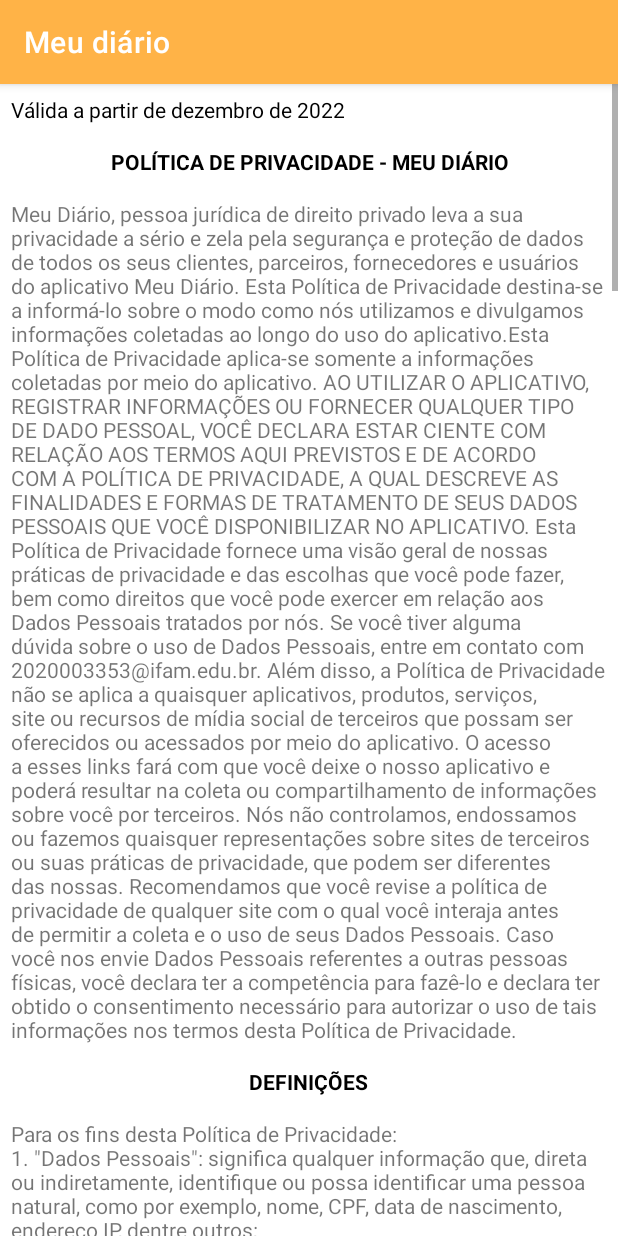
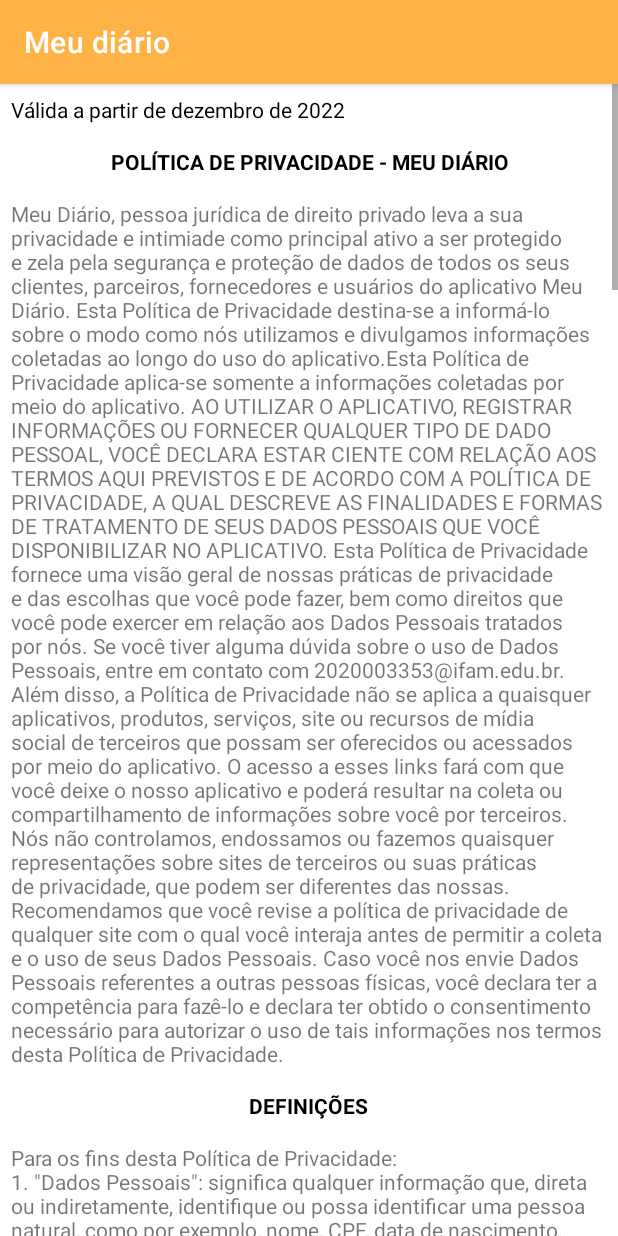
Before and after one commit to DiegoAlejandro132/Diario_digital_criptografado, an Android app: the PoliticaDePrivacidadeActivity screen opened directly, with no data from a screen before it, on a phone screen of 412 x 824 dp. Run offline under Robolectric (Android 15) with nearby library versions, the phone set to English and light mode, and no system bars.

Commit message:
atualizações gramaticais

```diff
--- a/app/src/main/java/tcc/com/diario_digital_criptografado/MainActivity.kt
+++ b/app/src/main/java/tcc/com/diario_digital_criptografado/MainActivity.kt
@@ -77,7 +77,7 @@
                                 }else{
                                     progressive_login.visibility = View.GONE
                                     linear_layout_conteudo_login.isVisible = true
-                                    Toast.makeText(this, "É necessario confirmar a conta no email antes de realizar o login", Toast.LENGTH_SHORT).show()
+                                    Toast.makeText(this, "É necessario confirmar a conta no e-mail antes de realizar o login", Toast.LENGTH_SHORT).show()
                                 }
                             }else{
                                 try {
@@ -103,7 +103,7 @@
                     }else{
                         progressive_login.visibility = View.GONE
                         linear_layout_conteudo_login.isVisible = true
-                        Toast.makeText(this@MainActivity, "Insira o email e senha para poder entrar!", Toast.LENGTH_LONG).show()
+                        Toast.makeText(this@MainActivity, "Insira o e-mail e senha para poder entrar!", Toast.LENGTH_LONG).show()
                     }
                 }else{
                     Snackbar.make(btn_ir_cadastro, "Verifique a conexão com a internet", Snackbar.LENGTH_LONG).show()
--- a/app/src/main/java/tcc/com/diario_digital_criptografado/PoliticaDePrivacidadeActivity.kt
+++ b/app/src/main/java/tcc/com/diario_digital_criptografado/PoliticaDePrivacidadeActivity.kt
@@ -13,8 +13,8 @@
             finish()
         }
 
-        val inicio = "Meu Diário, pessoa jurídica de direito privado leva a sua privacidade a " +
-                "sério e zela pela segurança e proteção de dados de todos os seus clientes, parceiros, " +
+        val inicio = "Meu Diário, pessoa jurídica de direito privado leva a sua privacidade e intimiade " +
+                "como principal ativo a ser protegido e zela pela segurança e proteção de dados de todos os seus clientes, parceiros, " +
                 "fornecedores e usuários do aplicativo Meu Diário. " +
                 "Esta Política de Privacidade destina-se a informá-lo sobre o modo como nós utilizamos e " +
                 "divulgamos informações coletadas ao longo do uso do aplicativo.Esta Política de " +
@@ -66,7 +66,7 @@
                 "ou corrigir as informações que temos sobre você;\n3. Para um psicólogo poder identificar " +
                 "seus pacientes;\n4. Para personalizar sua experiência de uso no aplicativo;\n5. Para " +
                 "tornar possível o conhecimento mútuo dos dados entre um psicólogo e um paciente, " +
-                "com o objetivo de garantir um para o outro que são quem dizem ser;\n6. Para entrarmos " +
+                "com o objetivo de garantir para ambos que são quem dizem ser;\n6. Para entrarmos " +
                 "em contato por um número de telefone e/ou endereço de e-mail fornecido. Podemos entrar " +
                 "em contato com você pessoalmente, por mensagem de voz, através de equipamentos de " +
                 "discagem automática, por mensagens de texto (SMS), por e-mail, ou por qualquer outro " +
@@ -118,7 +118,7 @@
                 "esses mesmos dados continuarão sendo compartilhados até o momento em que a relação " +
                 "psicólogo-paciente seja desfeita no aplicativo.\nOs dados do usuário do diário que " +
                 "serão compartilhados com um psicólogo autorizado pelo usuário são o nome, telefone " +
-                "e email para identificação e contato e a avaliação geral, sentimentos bons e ruins " +
+                "e e-mail para identificação e contato, e os topicos avaliação geral, sentimentos bons e ruins " +
                 "referentes a dias preenchidos pelo usuário do diário com o objetivo de auxiliar o " +
                 "psicólogo em um possível acompanhamento psicológico.\n"
 
@@ -179,7 +179,7 @@
                 "texto no aplicativo, com a data de revisão atualizada. Podemos alterar esta Política " +
                 "de Privacidade a qualquer momento. Caso haja alteração significativa nos termos desta " +
                 "Política de Privacidade, podemos informá-lo por meio das informações de contato que " +
-                "tivermos em nosso banco de dados ou por meio de notificação em nossa loja.\n" +
+                "tivermos em nosso banco de dados ou por meio de notificação em nosso aplicativo.\n" +
                 "Recordamos que nós temos como compromisso não tratar os seus Dados Pessoais de forma " +
                 "incompatível com os objetivos descritos acima, exceto se de outra forma requerido por " +
                 "lei ou ordem judicial.\n" +
--- a/app/src/main/java/tcc/com/diario_digital_criptografado/RedefinirSenhaActivity.kt
+++ b/app/src/main/java/tcc/com/diario_digital_criptografado/RedefinirSenhaActivity.kt
@@ -25,14 +25,14 @@
                 if(validateEmail()){
                     auth.sendPasswordResetEmail(txt_email_redefinir.text.toString()).addOnCompleteListener { task ->
                         if (task.isSuccessful) {
-                            Toast.makeText(this@RedefinirSenhaActivity, "Caso o email possua cadastro, será enviado um email de redefinição de senha", Toast.LENGTH_LONG).show()
+                            Toast.makeText(this@RedefinirSenhaActivity, "Caso o e-mail possua cadastro, será enviado um e-mail de redefinição de senha", Toast.LENGTH_LONG).show()
                         } else {
                             Toast.makeText(this@RedefinirSenhaActivity, "Falha no processo", Toast.LENGTH_LONG).show()
 
                         }
                     }
                 }else{
-                    Toast.makeText(this@RedefinirSenhaActivity, "Você precisa inserir um email!", Toast.LENGTH_LONG).show()
+                    Toast.makeText(this@RedefinirSenhaActivity, "Você precisa inserir um e-mail!", Toast.LENGTH_LONG).show()
                 }
             }else{
                 Snackbar.make(btn_redefinir_senha, "Verifique a conexão com a internet", Snackbar.LENGTH_LONG).show()
--- a/app/src/main/res/layout/activity_cadastro.xml
+++ b/app/src/main/res/layout/activity_cadastro.xml
@@ -356,7 +356,7 @@
                         android:id="@+id/lbl_advertencia_cadastrar_usuario_email"
                         android:layout_width="wrap_content"
                         android:layout_height="wrap_content"
-                        android:text="* Insira uma email válido \nou retire os espaços *"
+                        android:text="* Insira uma e-mail válido \nou retire os espaços *"
                         android:textColor="@color/red"
                         android:visibility="gone" />
 
@@ -541,7 +541,7 @@
             <TextView
                 android:layout_width="wrap_content"
                 android:layout_height="wrap_content"
-                android:text="Após o cadastro, um email de confirmação será enviado. Caso não o encontre, procure-o na caixa de spam"
+                android:text="Após o cadastro, um e-mail de confirmação será enviado. Caso não o encontre, procure-o na caixa de spam"
                 android:textColor="@color/cor_letras"
                 android:layout_marginTop="20dp"/>
 
--- a/app/src/main/res/layout/activity_meu_perfil.xml
+++ b/app/src/main/res/layout/activity_meu_perfil.xml
@@ -137,7 +137,7 @@
                         android:textColor="@color/cor_letras"
                         android:textStyle="bold"
                         android:textSize="16sp"
-                        android:text="Email"/>
+                        android:text="E-mail"/>
                     <TextView
                         android:id="@+id/lbl_meu_email"
                         android:layout_width="wrap_content"
--- a/app/src/main/res/layout/activity_redefinir_senha.xml
+++ b/app/src/main/res/layout/activity_redefinir_senha.xml
@@ -30,7 +30,7 @@
         android:layout_width="wrap_content"
         android:layout_height="wrap_content"
         android:layout_marginTop="30dp"
-        android:text="Insira o email da sua conta para redefinição"
+        android:text="Insira o e-mail da sua conta para redefinição"
         android:textColor="@color/cor_letras"
         android:textSize="16sp"
         android:layout_gravity="center"/>
--- a/app/src/main/res/layout/activity_termos_de_uso.xml
+++ b/app/src/main/res/layout/activity_termos_de_uso.xml
@@ -34,6 +34,7 @@
             android:id="@+id/politica_privacidade_texto_inicial"
             android:layout_width="match_parent"
             android:layout_height="wrap_content"
+            android:textAlignment="gravity"
             android:layout_marginTop="15dp"/>
 
         <TextView
--- a/app/src/main/res/layout/model_item_list_paciente.xml
+++ b/app/src/main/res/layout/model_item_list_paciente.xml
@@ -104,5 +104,10 @@
 
         </LinearLayout>
 
+        <Space
+            android:layout_width="0dp"
+            android:layout_height="match_parent"
+            android:layout_weight="1" />
+
     </LinearLayout>
 </androidx.cardview.widget.CardView>
```
Also changed, not shown: app/src/main/java/tcc/com/diario_digital_criptografado/CadastroActivity.kt (+4 -4 lines).
